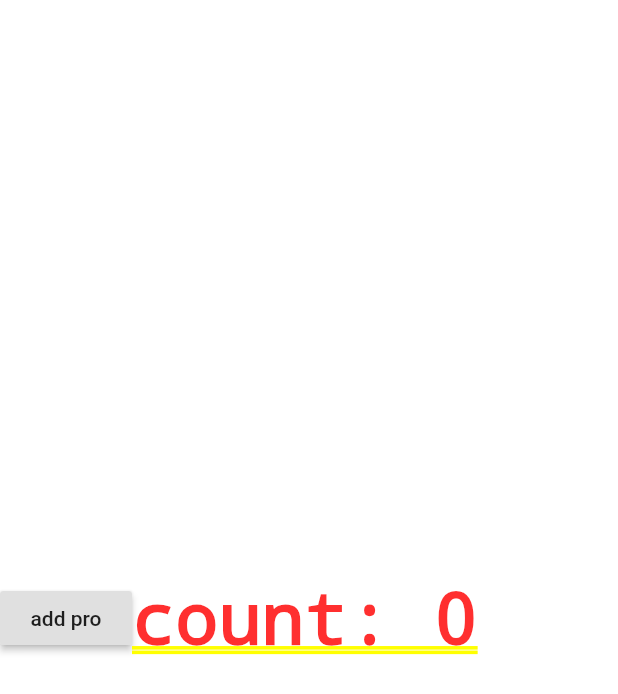
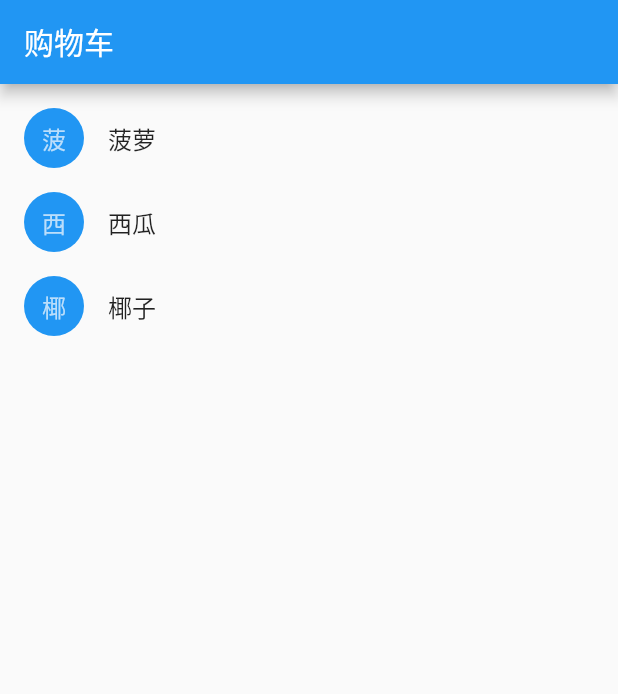
Before and after one commit to bolosea/flutter-learn, a Flutter app: the screen it shows after launch, on a phone screen of 412 x 824 dp. Shown: the top 694 px of the screen. Run offline on Flutter 3.47's test engine with Material 2 defaults, Android fonts, the phone set to English and light mode, and no system bars.

Commit message:
'add-ShoppingList'

```diff
--- a/lib/CounterPro.dart
+++ b/lib/CounterPro.dart
@@ -21,7 +21,7 @@ class CounterAdd extends StatelessWidget{
 
   @override
   Widget build(BuildContext context) {
-    return RaisedButton(onPressed: add,child: Text('add pro'));
+    return RaisedButton(onPressed: add,child: Text('addd pro'));
   }
 }
 
--- /dev/null
+++ b/lib/ShoppingList.dart
@@ -0,0 +1,98 @@
+import 'package:flutter/material.dart';
+
+class Product {
+  const Product({this.name});
+  final String name;
+}
+
+typedef void CartChangeCallBack(Product product, bool inCart);
+
+class ShoppingListItem extends StatelessWidget{
+
+  final Product product;
+  final bool inCart;
+  final CartChangeCallBack onCartCallback;
+
+  ShoppingListItem({Product product,this.inCart,this.onCartCallback}):product = product;
+
+  Color _getColor(BuildContext context){
+    return inCart? Colors.black54 : Theme.of(context).primaryColor;
+  }
+
+  TextStyle _getTextStyle(BuildContext context){
+    if(!inCart){
+      return null;
+    }
+    print('ShoppingListItem $inCart');
+    return TextStyle(
+      color: Colors.black54,
+      decoration: TextDecoration.lineThrough
+    );
+  }
+
+  @override
+  Widget build(BuildContext context) {
+    // TODO: implement build
+    return ListTile(
+      onTap: (){
+        onCartCallback(product,inCart);
+      },
+      leading: CircleAvatar(
+        backgroundColor: _getColor(context),
+        child: Text(product.name[0]),
+      ),
+      title: Text(product.name,style:_getTextStyle(context)),
+    );
+  }
+}
+
+class ShoppingList extends StatefulWidget{
+
+  final List<Product> products;
+
+  ShoppingList({this.products});
+
+  @override
+  State<StatefulWidget> createState() {
+    // TODO: implement createState
+    return _ShoppingListState();
+  }
+
+}
+class _ShoppingListState extends State<ShoppingList>{
+
+  Set<Product> _shopCart = new Set<Product>();
+
+  void _handleCartChange(Product product, bool inCart){
+    print('product${product.name},inCart $inCart');
+    print('shopcart $_shopCart');
+    setState(() {
+      if(inCart){
+        _shopCart.remove(product);
+      }else{
+        _shopCart.add(product);
+      }
+    });
+  }
+
+  @override
+  Widget build(BuildContext context) {
+    // TODO: implement build
+    return Scaffold(
+      appBar: AppBar(
+        title: Text('购物车')
+      ),
+      body: ListView(
+        padding: EdgeInsets.symmetric( vertical: 8.0 ),
+        children: widget.products.map((Product product){
+          return new ShoppingListItem(
+            product: product,
+            inCart: _shopCart.contains(product),
+            onCartCallback: _handleCartChange,
+          );
+        }).toList()
+      )
+    );
+  }
+
+}
--- a/lib/main.dart
+++ b/lib/main.dart
@@ -1,4 +1,5 @@
 import 'package:flutter/material.dart';
+import 'package:flutter_learn/ShoppingList.dart';
 import 'Counter.dart';
 import 'CounterPro.dart';
 import 'MyButton.dart';
@@ -8,6 +9,13 @@ import 'TutorialHome.dart';
 void main() => runApp(
  new MaterialApp(
    title: 'myapp',
-   home: CounterPro()
+   home: ShoppingList(
+     products: <Product>[
+       new Product(name: '菠萝'),
+       new Product(name: '西瓜'),
+       new Product(name: '椰子'),
+
+     ],
+   )
  )
 );
```
